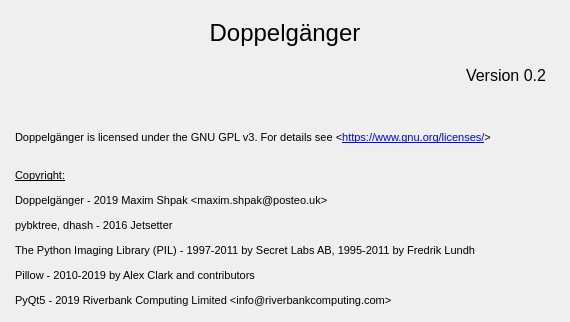
Old version of the form doppelganger/resources/ui/aboutwindow.ui in the repository max-dw-i/myfyrio.
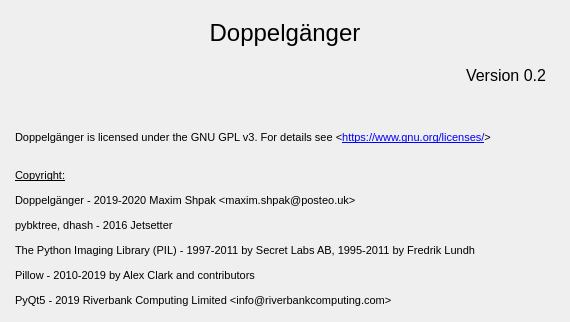
New version of the form. Icons and pictures are not drawn.

Commit message: Refactor window 'About'

```diff
--- a/doppelganger/resources/ui/aboutwindow.ui
+++ b/doppelganger/resources/ui/aboutwindow.ui
@@ -10,24 +10,6 @@
     <height>322</height>
    </rect>
   </property>
-  <property name="sizePolicy">
-   <sizepolicy hsizetype="Preferred" vsizetype="Preferred">
-    <horstretch>0</horstretch>
-    <verstretch>0</verstretch>
-   </sizepolicy>
-  </property>
-  <property name="minimumSize">
-   <size>
-    <width>0</width>
-    <height>0</height>
-   </size>
-  </property>
-  <property name="maximumSize">
-   <size>
-    <width>16777215</width>
-    <height>16777215</height>
-   </size>
-  </property>
   <property name="windowTitle">
    <string>About</string>
   </property>
@@ -123,15 +105,15 @@
        <string>&lt;!DOCTYPE HTML PUBLIC &quot;-//W3C//DTD HTML 4.0//EN&quot; &quot;http://www.w3.org/TR/REC-html40/strict.dtd&quot;&gt;
 &lt;html&gt;&lt;head&gt;&lt;meta name=&quot;qrichtext&quot; content=&quot;1&quot; /&gt;&lt;style type=&quot;text/css&quot;&gt;
 p, li { white-space: pre-wrap; }
-&lt;/style&gt;&lt;/head&gt;&lt;body style=&quot; font-family:'MS Shell Dlg 2'; font-size:8pt; font-weight:400; font-style:normal;&quot;&gt;
-&lt;p style=&quot; margin-top:0px; margin-bottom:0px; margin-left:0px; margin-right:0px; -qt-block-indent:0; text-indent:0px;&quot;&gt;Doppelgänger is licensed under the GNU GPL v3. For details see &amp;lt;&lt;a href=&quot;https://www.gnu.org/licenses/&quot;&gt;&lt;span style=&quot; text-decoration: underline; color:#0000ff;&quot;&gt;https://www.gnu.org/licenses/&lt;/span&gt;&lt;/a&gt;&amp;gt;&lt;/p&gt;
-&lt;p style=&quot;-qt-paragraph-type:empty; margin-top:0px; margin-bottom:0px; margin-left:0px; margin-right:0px; -qt-block-indent:0; text-indent:0px;&quot;&gt;&lt;br /&gt;&lt;/p&gt;
-&lt;p style=&quot; margin-top:12px; margin-bottom:12px; margin-left:0px; margin-right:0px; -qt-block-indent:0; text-indent:0px;&quot;&gt;&lt;span style=&quot; text-decoration: underline;&quot;&gt;Copyright:&lt;/span&gt;&lt;/p&gt;
-&lt;p style=&quot; margin-top:12px; margin-bottom:12px; margin-left:0px; margin-right:0px; -qt-block-indent:0; text-indent:0px;&quot;&gt;Doppelgänger - 2019 Maxim Shpak &amp;lt;maxim.shpak@posteo.uk&amp;gt;&lt;/p&gt;
-&lt;p style=&quot; margin-top:12px; margin-bottom:12px; margin-left:0px; margin-right:0px; -qt-block-indent:0; text-indent:0px;&quot;&gt;pybktree, dhash - 2016 Jetsetter&lt;/p&gt;
-&lt;p style=&quot; margin-top:12px; margin-bottom:12px; margin-left:0px; margin-right:0px; -qt-block-indent:0; text-indent:0px;&quot;&gt;The Python Imaging Library (PIL) - 1997-2011 by Secret Labs AB, 1995-2011 by Fredrik Lundh&lt;/p&gt;
-&lt;p style=&quot; margin-top:12px; margin-bottom:12px; margin-left:0px; margin-right:0px; -qt-block-indent:0; text-indent:0px;&quot;&gt;Pillow - 2010-2019 by Alex Clark and contributors&lt;/p&gt;
-&lt;p style=&quot; margin-top:12px; margin-bottom:12px; margin-left:0px; margin-right:0px; -qt-block-indent:0; text-indent:0px;&quot;&gt;PyQt5 - 2019 Riverbank Computing Limited &amp;lt;info@riverbankcomputing.com&amp;gt;&lt;/p&gt;&lt;/body&gt;&lt;/html&gt;</string>
+&lt;/style&gt;&lt;/head&gt;&lt;body style=&quot; font-family:'Ubuntu'; font-size:10pt; font-weight:400; font-style:normal;&quot;&gt;
+&lt;p style=&quot; margin-top:0px; margin-bottom:0px; margin-left:0px; margin-right:0px; -qt-block-indent:0; text-indent:0px;&quot;&gt;&lt;span style=&quot; font-family:'MS Shell Dlg 2'; font-size:8pt;&quot;&gt;Doppelgänger is licensed under the GNU GPL v3. For details see &amp;lt;&lt;/span&gt;&lt;a href=&quot;https://www.gnu.org/licenses/&quot;&gt;&lt;span style=&quot; font-family:'MS Shell Dlg 2'; font-size:8pt; text-decoration: underline; color:#0000ff;&quot;&gt;https://www.gnu.org/licenses/&lt;/span&gt;&lt;/a&gt;&lt;span style=&quot; font-family:'MS Shell Dlg 2'; font-size:8pt;&quot;&gt;&amp;gt;&lt;/span&gt;&lt;/p&gt;
+&lt;p style=&quot;-qt-paragraph-type:empty; margin-top:0px; margin-bottom:0px; margin-left:0px; margin-right:0px; -qt-block-indent:0; text-indent:0px; font-family:'MS Shell Dlg 2'; font-size:8pt;&quot;&gt;&lt;br /&gt;&lt;/p&gt;
+&lt;p style=&quot; margin-top:12px; margin-bottom:12px; margin-left:0px; margin-right:0px; -qt-block-indent:0; text-indent:0px;&quot;&gt;&lt;span style=&quot; font-family:'MS Shell Dlg 2'; font-size:8pt; text-decoration: underline;&quot;&gt;Copyright:&lt;/span&gt;&lt;/p&gt;
+&lt;p style=&quot; margin-top:12px; margin-bottom:12px; margin-left:0px; margin-right:0px; -qt-block-indent:0; text-indent:0px;&quot;&gt;&lt;span style=&quot; font-family:'MS Shell Dlg 2'; font-size:8pt;&quot;&gt;Doppelgänger - 2019-2020 Maxim Shpak &amp;lt;maxim.shpak@posteo.uk&amp;gt;&lt;/span&gt;&lt;/p&gt;
+&lt;p style=&quot; margin-top:12px; margin-bottom:12px; margin-left:0px; margin-right:0px; -qt-block-indent:0; text-indent:0px;&quot;&gt;&lt;span style=&quot; font-family:'MS Shell Dlg 2'; font-size:8pt;&quot;&gt;pybktree, dhash - 2016 Jetsetter&lt;/span&gt;&lt;/p&gt;
+&lt;p style=&quot; margin-top:12px; margin-bottom:12px; margin-left:0px; margin-right:0px; -qt-block-indent:0; text-indent:0px;&quot;&gt;&lt;span style=&quot; font-family:'MS Shell Dlg 2'; font-size:8pt;&quot;&gt;The Python Imaging Library (PIL) - 1997-2011 by Secret Labs AB, 1995-2011 by Fredrik Lundh&lt;/span&gt;&lt;/p&gt;
+&lt;p style=&quot; margin-top:12px; margin-bottom:12px; margin-left:0px; margin-right:0px; -qt-block-indent:0; text-indent:0px;&quot;&gt;&lt;span style=&quot; font-family:'MS Shell Dlg 2'; font-size:8pt;&quot;&gt;Pillow - 2010-2019 by Alex Clark and contributors&lt;/span&gt;&lt;/p&gt;
+&lt;p style=&quot; margin-top:12px; margin-bottom:12px; margin-left:0px; margin-right:0px; -qt-block-indent:0; text-indent:0px;&quot;&gt;&lt;span style=&quot; font-family:'MS Shell Dlg 2'; font-size:8pt;&quot;&gt;PyQt5 - 2019 Riverbank Computing Limited &amp;lt;info@riverbankcomputing.com&amp;gt;&lt;/span&gt;&lt;/p&gt;&lt;/body&gt;&lt;/html&gt;</string>
       </property>
       <property name="alignment">
        <set>Qt::AlignLeading|Qt::AlignLeft|Qt::AlignVCenter</set>
```
Left out of the diff: 16 changed lines with no effect on the pictures. The commit also changes 3 other files.
